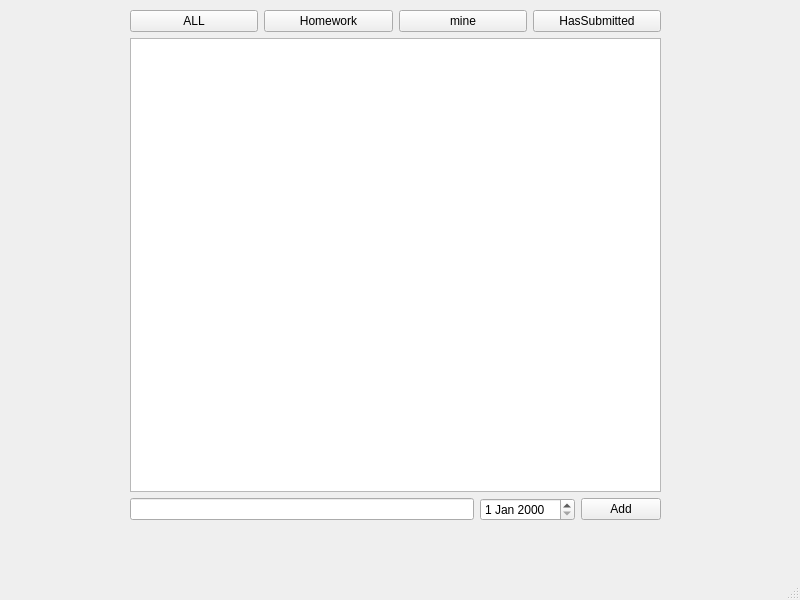
Old version of the form homework.ui in the repository zsz12251665/HOSS-Client.
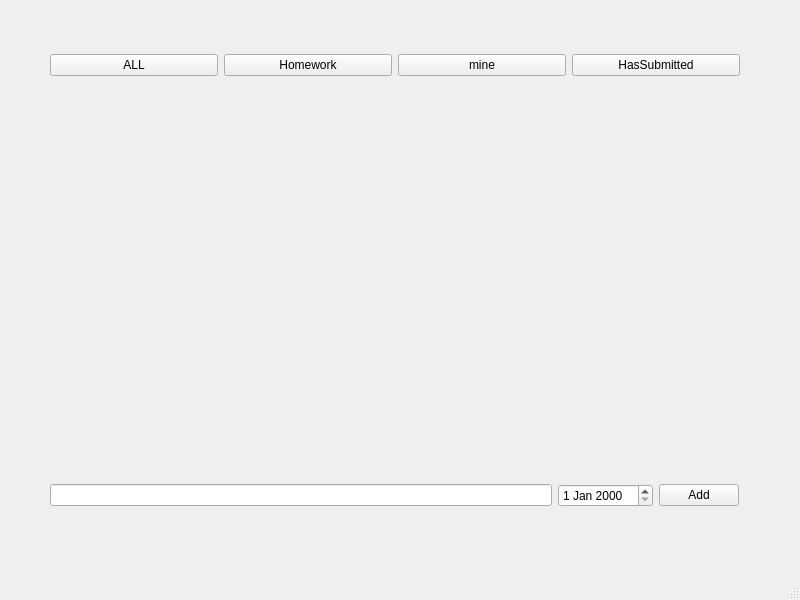
New version of the form.

Commit message: add the basic item of the homework_list

Diff of the .ui file:
```diff
--- a/homework.ui
+++ b/homework.ui
@@ -14,17 +14,30 @@
    <string>MainWindow</string>
   </property>
   <widget class="QWidget" name="centralwidget">
-   <widget class="QWidget" name="verticalLayoutWidget">
+   <widget class="QWidget" name="">
     <property name="geometry">
      <rect>
-      <x>130</x>
-      <y>10</y>
-      <width>531</width>
-      <height>511</height>
+      <x>50</x>
+      <y>80</y>
+      <width>691</width>
+      <height>391</height>
      </rect>
     </property>
-    <layout class="QVBoxLayout" name="verticalLayout">
-     <item>
+    <layout class="QVBoxLayout" name="task_layout">
+     <property name="sizeConstraint">
+      <enum>QLayout::SetDefaultConstraint</enum>
+     </property>
+    </layout>
+   </widget>
+   <widget class="QWidget" name="">
+    <property name="geometry">
+     <rect>
+      <x>50</x>
+      <y>50</y>
+      <width>690</width>
+      <height>31</height>
+     </rect>
+    </property>
       <layout class="QHBoxLayout" name="horizontalLayout">
        <item>
         <widget class="QPushButton" name="pushButton">
@@ -55,11 +68,16 @@
         </widget>
        </item>
       </layout>
-     </item>
-     <item>
-      <widget class="QListWidget" name="listWidget"/>
-     </item>
-     <item>
+   </widget>
+   <widget class="QWidget" name="">
+    <property name="geometry">
+     <rect>
+      <x>50</x>
+      <y>470</y>
+      <width>689</width>
+      <height>51</height>
+     </rect>
+    </property>
       <layout class="QHBoxLayout" name="horizontalLayout_2">
        <item>
         <widget class="QLineEdit" name="input_task">
@@ -77,8 +95,6 @@
           <string>Add</string>
          </property>
         </widget>
-       </item>
-      </layout>
      </item>
     </layout>
    </widget>
```
Lines whose indentation alone changed are shown as unchanged. The commit also changes 9 other files.
